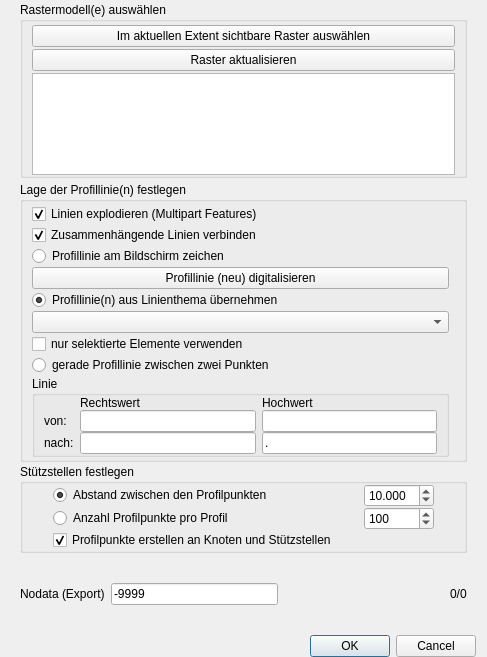
Above: VoGisProfilTool/ui/ui_vogisprofiltoolmain.ui from BergWerkGIS/VoGIS-Profil-Tool before the change. Below: the same form after it.
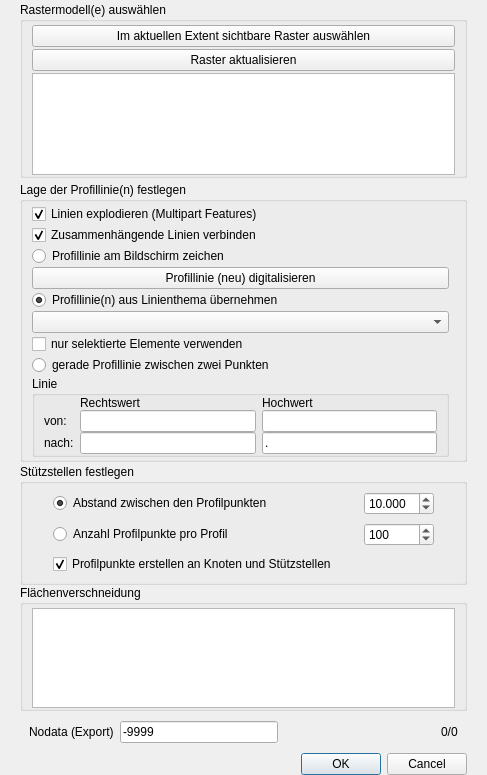
That is the form after the change.

Commit message: showing polygon layers in GUI. no action yet.

What changed in the file:
```diff
--- a/VoGisProfilTool/ui/ui_vogisprofiltoolmain.ui
+++ b/VoGisProfilTool/ui/ui_vogisprofiltoolmain.ui
@@ -7,7 +7,7 @@
     <x>0</x>
     <y>0</y>
     <width>487</width>
-    <height>657</height>
+    <height>775</height>
    </rect>
   </property>
   <property name="sizePolicy">
@@ -34,6 +34,9 @@
      <property name="spacing">
       <number>0</number>
      </property>
+     <property name="sizeConstraint">
+      <enum>QLayout::SetMinimumSize</enum>
+     </property>
      <item>
       <widget class="QWidget" name="IDC_widRaster" native="true">
        <property name="enabled">
@@ -313,6 +316,12 @@
          <verstretch>0</verstretch>
         </sizepolicy>
        </property>
+       <property name="maximumSize">
+        <size>
+         <width>16777215</width>
+         <height>250</height>
+        </size>
+       </property>
        <layout class="QGridLayout" name="gridLayout_6">
         <property name="topMargin">
          <number>0</number>
@@ -325,6 +334,12 @@
         </property>
         <item row="0" column="0">
          <widget class="QGroupBox" name="IDC_grpVertices">
+          <property name="sizePolicy">
+           <sizepolicy hsizetype="Preferred" vsizetype="Minimum">
+            <horstretch>0</horstretch>
+            <verstretch>0</verstretch>
+           </sizepolicy>
+          </property>
           <property name="title">
            <string>Stützstellen festlegen</string>
           </property>
@@ -434,14 +449,121 @@
       </widget>
      </item>
      <item>
-      <widget class="QWidget" name="widget" native="true">
+      <widget class="QWidget" name="IDC_widPolygonLayers" native="true">
+       <property name="sizePolicy">
+        <sizepolicy hsizetype="Expanding" vsizetype="Minimum">
+         <horstretch>0</horstretch>
+         <verstretch>0</verstretch>
+        </sizepolicy>
+       </property>
        <property name="minimumSize">
         <size>
          <width>0</width>
-         <height>10</height>
+         <height>50</height>
+        </size>
+       </property>
+       <property name="maximumSize">
+        <size>
+         <width>16777215</width>
+         <height>300</height>
+        </size>
+       </property>
+       <layout class="QGridLayout" name="gridLayout_10">
+        <property name="topMargin">
+         <number>0</number>
+        </property>
+        <property name="bottomMargin">
+         <number>0</number>
+        </property>
+        <item row="0" column="0">
+         <widget class="QGroupBox" name="IDC_grpIntersection">
+          <property name="sizePolicy">
+           <sizepolicy hsizetype="Expanding" vsizetype="Minimum">
+            <horstretch>0</horstretch>
+            <verstretch>0</verstretch>
+           </sizepolicy>
+          </property>
+          <property name="minimumSize">
+           <size>
+            <width>0</width>
+            <height>50</height>
+           </size>
+          </property>
+          <property name="title">
+           <string>Flächenverschneidung</string>
+          </property>
+          <layout class="QGridLayout" name="gridLayout_11">
+           <property name="topMargin">
+            <number>3</number>
+           </property>
+           <property name="rightMargin">
+            <number>9</number>
+           </property>
+           <property name="bottomMargin">
+            <number>0</number>
+           </property>
+           <property name="verticalSpacing">
+            <number>0</number>
+           </property>
+           <item row="0" column="0">
+            <widget class="QListWidget" name="IDC_listPolygons">
+             <property name="sizePolicy">
+              <sizepolicy hsizetype="Expanding" vsizetype="Minimum">
+               <horstretch>0</horstretch>
+               <verstretch>0</verstretch>
+              </sizepolicy>
+             </property>
+             <property name="minimumSize">
+              <size>
+               <width>0</width>
+               <height>50</height>
+              </size>
+             </property>
+             <property name="maximumSize">
+              <size>
+               <width>16777215</width>
+               <height>100</height>
+              </size>
+             </property>
+            </widget>
+           </item>
+          </layout>
+         </widget>
+        </item>
+        <item row="4" column="0">
+         <widget class="QDialogButtonBox" name="buttonBox">
+          <property name="enabled">
+           <bool>true</bool>
+          </property>
+          <property name="orientation">
+           <enum>Qt::Horizontal</enum>
+          </property>
+          <property name="standardButtons">
+           <set>QDialogButtonBox::Cancel|QDialogButtonBox::Ok</set>
+          </property>
+         </widget>
+        </item>
+        <item row="3" column="0">
+         <widget class="QWidget" name="IDC_widNoDataAndProgress" native="true">
+          <property name="minimumSize">
+           <size>
+            <width>0</width>
+            <height>30</height>
+           </size>
+          </property>
+          <property name="maximumSize">
+           <size>
+            <width>16777215</width>
+            <height>80</height>
         </size>
        </property>
        <layout class="QGridLayout" name="gridLayout_9">
+           <property name="topMargin">
+            <number>0</number>
+           </property>
+           <property name="bottomMargin">
+            <number>0</number>
+           </property>
         <item row="0" column="1">
          <widget class="QLineEdit" name="IDC_tbNoDataExport">
           <property name="inputMask">
@@ -482,17 +604,7 @@
        </layout>
       </widget>
      </item>
-     <item>
-      <widget class="QDialogButtonBox" name="buttonBox">
-       <property name="enabled">
-        <bool>true</bool>
-       </property>
-       <property name="orientation">
-        <enum>Qt::Horizontal</enum>
-       </property>
-       <property name="standardButtons">
-        <set>QDialogButtonBox::Cancel|QDialogButtonBox::Ok</set>
-       </property>
+       </layout>
       </widget>
      </item>
     </layout>
```
Left out of the diff: 79 changed lines with no effect on the pictures. Lines whose indentation alone changed are shown as unchanged. The commit also changes 7 other files.
